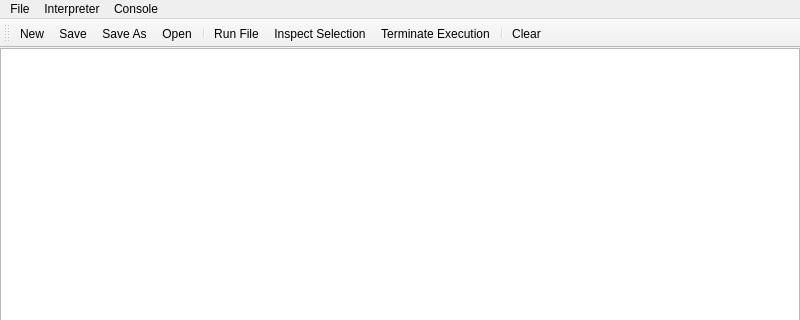
The window that gui/editorwindow.ui (andyHa/pimii-legacy) describes before a commit, drawn with Qt 5; both pictures show x 0 to 800 and y 0 to 320 of the 800 by 600 pixel window.
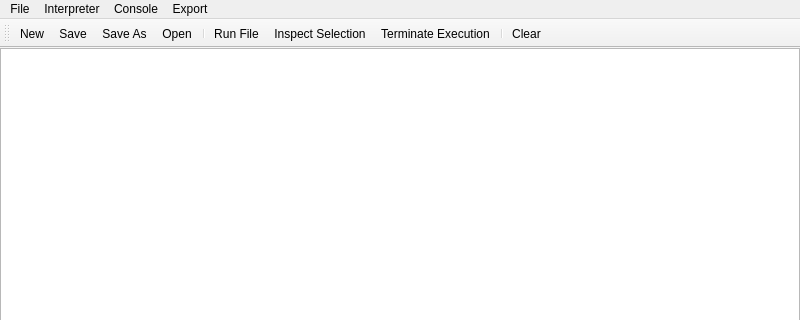
The same window after the commit. Icons and pictures are not drawn. Custom widgets are drawn as their Qt base class.

Commit message: UI and Std. Library

What changed in the file:
```diff
--- a/gui/editorwindow.ui
+++ b/gui/editorwindow.ui
@@ -72,9 +72,16 @@
     </property>
     <addaction name="actionClear"/>
    </widget>
+   <widget class="QMenu" name="menuExport">
+    <property name="title">
+     <string>Export</string>
+    </property>
+    <addaction name="actionLaTex"/>
+   </widget>
    <addaction name="menuFile"/>
    <addaction name="menuInterpreter"/>
    <addaction name="menuConsole"/>
+   <addaction name="menuExport"/>
   </widget>
   <widget class="QStatusBar" name="statusbar"/>
   <widget class="QToolBar" name="toolBar">
```
Left out of the diff: 8 changed lines with no effect on the pictures. The commit also changes 2 other files.
